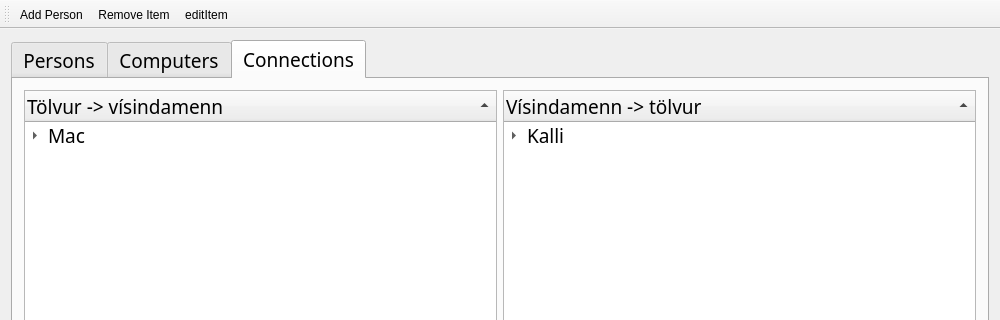
Before: the Qt Designer form mainwindow.ui in Fanarito/VLN1, drawn with Qt 5; both pictures show x 0 to 1000 and y 0 to 320 of the 1000 by 1000 pixel window.
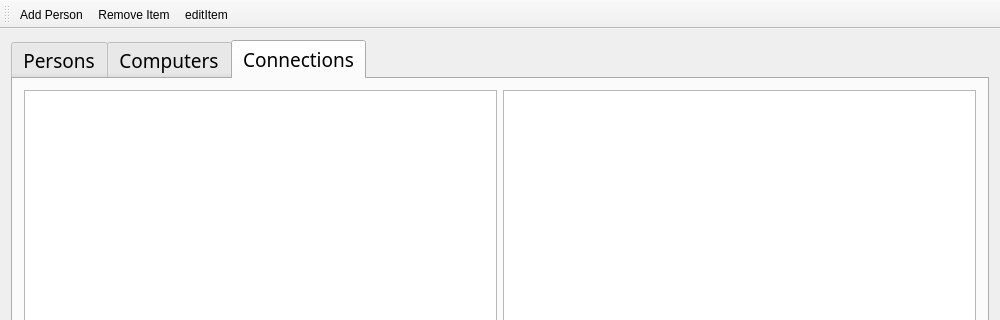
After: the same form once the commit is applied. Icons and pictures are not drawn.

Commit message: added connections view

Patch:
```diff
--- a/mainwindow.ui
+++ b/mainwindow.ui
@@ -206,66 +206,10 @@
        </attribute>
        <layout class="QHBoxLayout" name="horizontalLayout">
         <item>
-         <widget class="QTreeWidget" name="treeWidget">
-          <property name="font">
-           <font>
-            <weight>50</weight>
-            <bold>false</bold>
-           </font>
-          </property>
-          <property name="editTriggers">
-           <set>QAbstractItemView::NoEditTriggers</set>
-          </property>
-          <property name="sortingEnabled">
-           <bool>true</bool>
-          </property>
-          <column>
-           <property name="text">
-            <string>Tölvur -&gt; vísindamenn</string>
-           </property>
-          </column>
-          <item>
-           <property name="text">
-            <string>Mac</string>
-           </property>
-           <item>
-            <property name="text">
-             <string>Kalli</string>
-            </property>
-           </item>
-          </item>
-         </widget>
+         <widget class="QTreeView" name="PersonConnectionView"/>
         </item>
         <item>
-         <widget class="QTreeWidget" name="PersonConnectionView">
-          <property name="font">
-           <font>
-            <weight>50</weight>
-            <bold>false</bold>
-           </font>
-          </property>
-          <property name="editTriggers">
-           <set>QAbstractItemView::NoEditTriggers</set>
-          </property>
-          <property name="sortingEnabled">
-           <bool>true</bool>
-          </property>
-          <column>
-           <property name="text">
-            <string>Vísindamenn -&gt; tölvur</string>
-           </property>
-          </column>
-          <item>
-           <property name="text">
-            <string>Kalli</string>
-           </property>
-           <item>
-            <property name="text">
-             <string>mac </string>
-            </property>
-           </item>
-          </item>
-         </widget>
+         <widget class="QTreeView" name="ComputerConnectionView"/>
         </item>
        </layout>
       </widget>
```
The commit also changes 1 other file.
